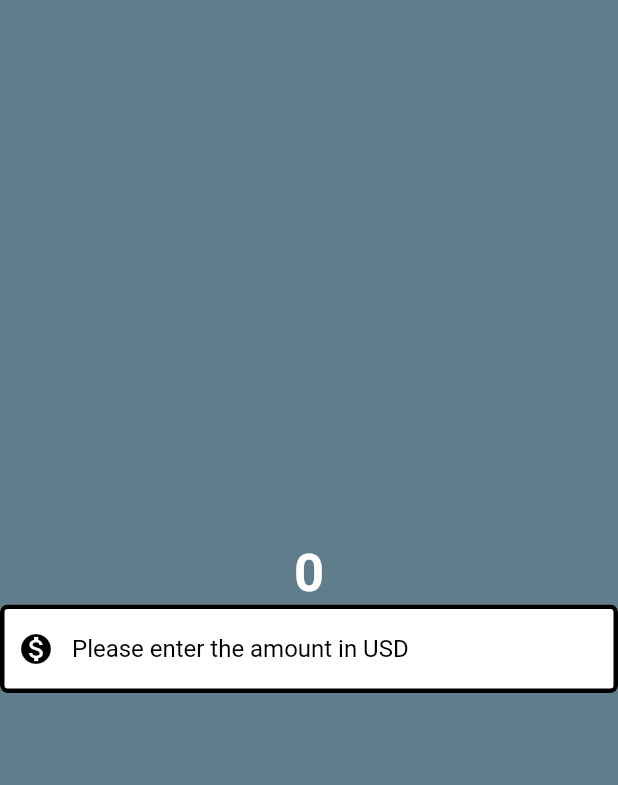
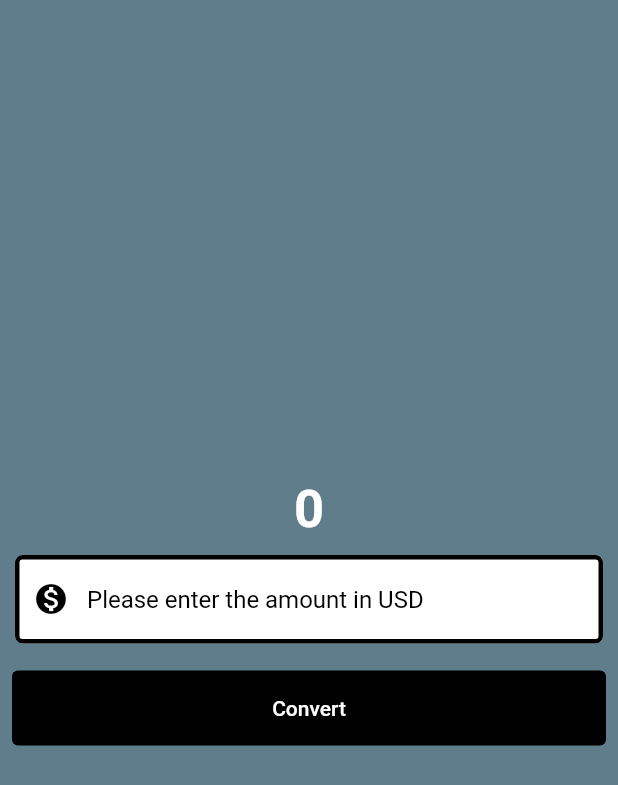
Before and after one commit to H11TM4N/flutter_projects, a Flutter app: the screen it shows after launch, on a phone screen of 412 x 824 dp. Shown: the top 785 px of the screen. Run offline on Flutter 3.47's test engine with Material 2 defaults, Android fonts, the phone set to English and light mode, and no system bars.

Commit message:
learning flutter 8

```diff
--- a/learning_flutter/lib/currency_converter.dart
+++ b/learning_flutter/lib/currency_converter.dart
@@ -1,3 +1,4 @@
+import 'package:flutter/foundation.dart';
 import 'package:flutter/material.dart';
 
 class HomePage extends StatelessWidget {
@@ -27,7 +28,9 @@ class HomePage extends StatelessWidget {
                 color: Color.fromARGB(255, 255, 255, 255),
               ),
             ),
-            TextField(
+            Padding(
+              padding: const EdgeInsets.all(10),
+              child: TextField(
                 style: const TextStyle(
                   color: Colors.black,
                 ),
@@ -44,6 +47,23 @@ class HomePage extends StatelessWidget {
                 keyboardType:
                     const TextInputType.numberWithOptions(decimal: true),
               ),
+            ),
+            Padding(
+              padding: const EdgeInsets.all(8.0),
+              child: TextButton(
+                onPressed: () {
+                  if (kDebugMode){
+                    print('Button clicked');
+                  }
+                },
+                style: const ButtonStyle(
+                  backgroundColor: MaterialStatePropertyAll(Colors.black),
+                  foregroundColor: MaterialStatePropertyAll(Colors.white),
+                  minimumSize: MaterialStatePropertyAll(Size(double.infinity, 50))
+                ),
+                child: const Text('Convert'),
+              ),
+            ),
           ],
         ),
       ),
```
Lines whose indentation alone changed are shown as unchanged.
